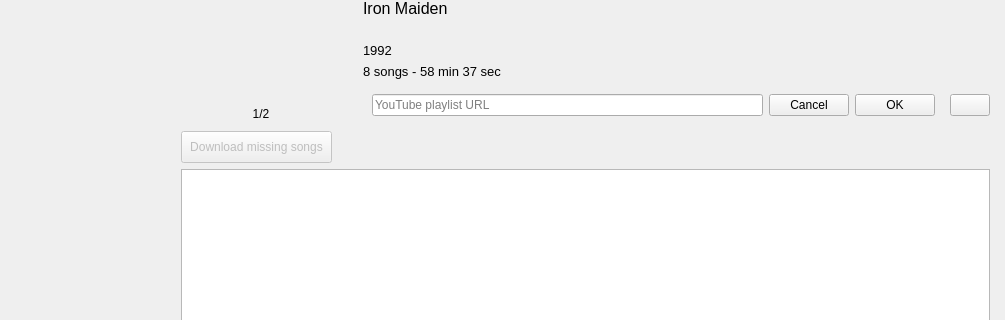
First picture: the form in res/ui/mainwindow.ui, repository Docheinstein/music-dragon, before the edit; both pictures show x 0 to 1005 and y 125 to 445 of the 1005 by 693 pixel window.
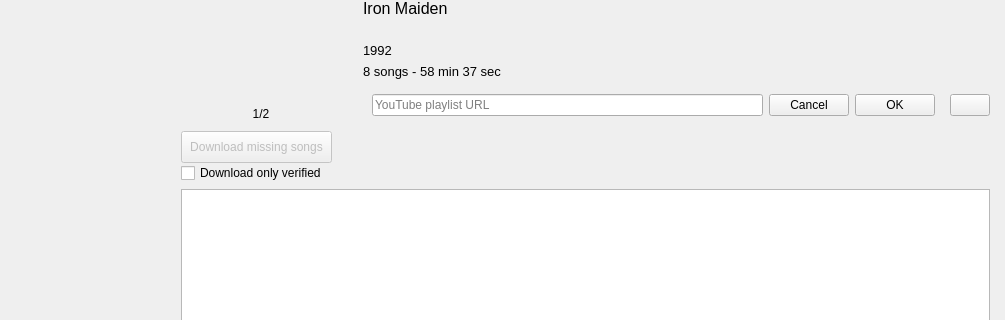
Second picture: the form after the edit. The open tabs and pages were chosen to show the change. Icons and pictures are not drawn. Custom widgets are drawn as their Qt base class.

Commit message: Add checkbox for download verified only

What changed in the file:
```diff
--- a/res/ui/mainwindow.ui
+++ b/res/ui/mainwindow.ui
@@ -437,7 +437,7 @@
            </layout>
           </widget>
           <widget class="QWidget" name="albumPage">
-           <layout class="QVBoxLayout" name="verticalLayout_10">
+           <layout class="QVBoxLayout" name="verticalLayout_26">
             <item>
              <layout class="QHBoxLayout" name="horizontalLayout_3">
               <item>
@@ -704,6 +704,11 @@
             <item>
              <layout class="QHBoxLayout" name="horizontalLayout_2">
               <item>
+               <layout class="QVBoxLayout" name="verticalLayout_10">
+                <property name="spacing">
+                 <number>0</number>
+                </property>
+                <item>
                <widget class="QPushButton" name="albumDownloadAllButton">
                 <property name="enabled">
                  <bool>false</bool>
@@ -731,6 +736,15 @@
                  <bool>false</bool>
                 </property>
                </widget>
+                </item>
+                <item>
+                 <widget class="QCheckBox" name="albumDownloadAllVerifiedCheck">
+                  <property name="text">
+                   <string>Download only verified</string>
+                  </property>
+                 </widget>
+                </item>
+               </layout>
               </item>
               <item>
                <spacer name="horizontalSpacer_2">
```
Left out of the diff: 2 changed lines with no effect on the pictures. Lines whose indentation alone changed are shown as unchanged. The commit also changes 5 other files.
